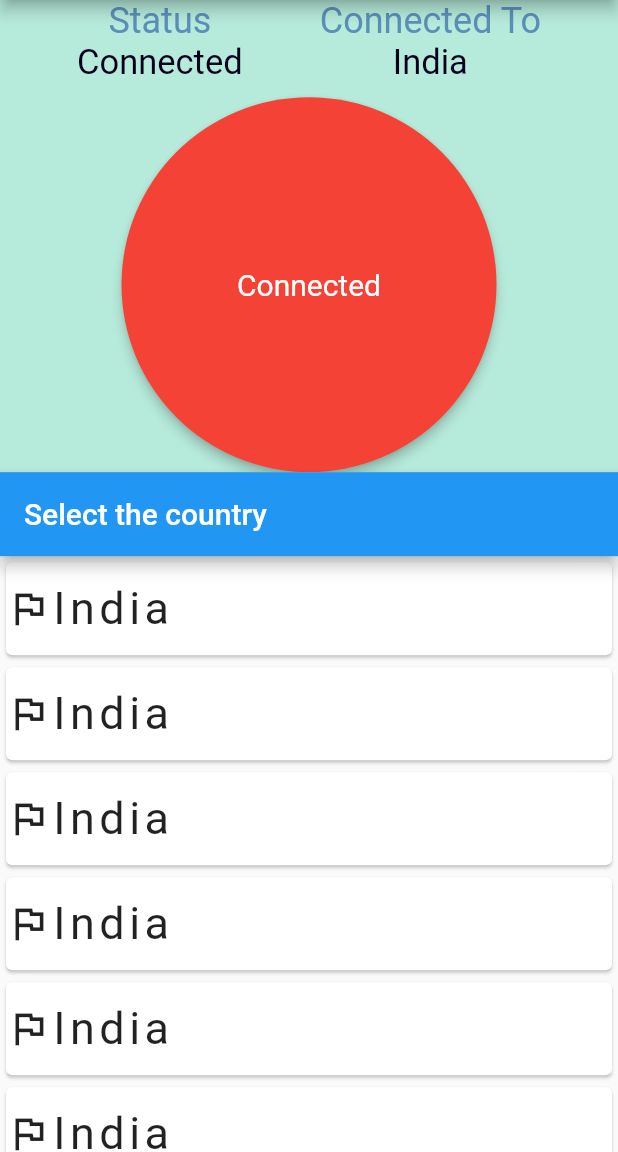
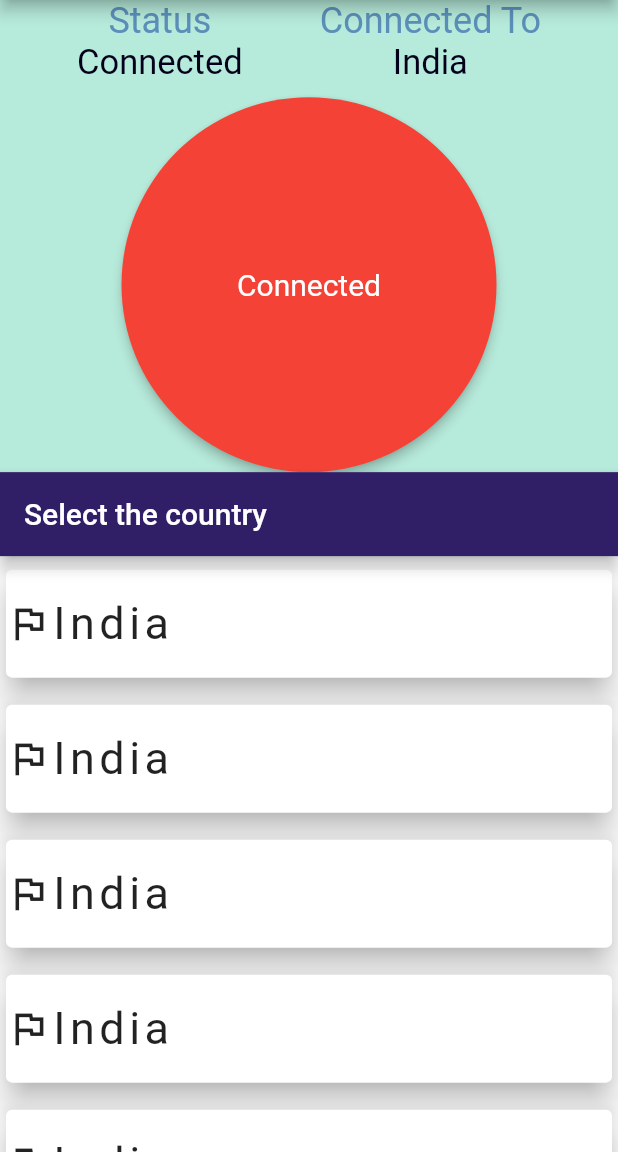
Before and after one commit to AsbarK/asbarsvpn, a Flutter app: the screen it shows after launch, after a tap on "Connect", on a phone screen of 412 x 824 dp, the part 84-1236 px from its top. Run offline on Flutter 3.47's test engine with Material 2 defaults, Android fonts, the phone set to English and light mode, and no system bars.

Commit message:
updated listview

```diff
--- a/lib/country.dart
+++ b/lib/country.dart
@@ -27,13 +27,20 @@ class _countryselState extends State<countrysel>
   Widget build(BuildContext context) {
     return Scaffold(
       appBar: AppBar(
+        backgroundColor: const Color.fromRGBO(48, 30, 103, 2),
         title: const Text("Select the country"),
       ),
       body: ListView(
         children: [
-          Container(
-            height: 70.0,
+          SizedBox(
+            height: 90.0,
+            child: Row(
+              children: [
+                Expanded(
+                  child: Container(
+                    height: 80.0,
                     child: Card(
+                      elevation: 8.0,
                       child: Row(
                         mainAxisAlignment: MainAxisAlignment.start,
                         children: const [
@@ -52,9 +59,19 @@ class _countryselState extends State<countrysel>
                       ),
                     ),
                   ),
-          Container(
-            height: 70.0,
+                )
+              ],
+            ),
+          ),
+          SizedBox(
+            height: 90.0,
+            child: Row(
+              children: [
+                Expanded(
+                  child: Container(
+                    height: 80.0,
                     child: Card(
+                      elevation: 8.0,
                       child: Row(
                         mainAxisAlignment: MainAxisAlignment.start,
                         children: const [
@@ -73,9 +90,19 @@ class _countryselState extends State<countrysel>
                       ),
                     ),
                   ),
-          Container(
-            height: 70.0,
+                )
+              ],
+            ),
+          ),
+          SizedBox(
+            height: 90.0,
+            child: Row(
+              children: [
+                Expanded(
+                  child: Container(
+                    height: 80.0,
                     child: Card(
+                      elevation: 8.0,
                       child: Row(
                         mainAxisAlignment: MainAxisAlignment.start,
                         children: const [
@@ -94,9 +121,19 @@ class _countryselState extends State<countrysel>
                       ),
                     ),
                   ),
-          Container(
-            height: 70.0,
+                )
+              ],
+            ),
+          ),
+          SizedBox(
+            height: 90.0,
+            child: Row(
+              children: [
+                Expanded(
+                  child: Container(
+                    height: 80.0,
                     child: Card(
+                      elevation: 8.0,
                       child: Row(
                         mainAxisAlignment: MainAxisAlignment.start,
                         children: const [
@@ -115,9 +152,19 @@ class _countryselState extends State<countrysel>
                       ),
                     ),
                   ),
-          Container(
-            height: 70.0,
+                )
+              ],
+            ),
+          ),
+          SizedBox(
+            height: 90.0,
+            child: Row(
+              children: [
+                Expanded(
+                  child: Container(
+                    height: 80.0,
                     child: Card(
+                      elevation: 8.0,
                       child: Row(
                         mainAxisAlignment: MainAxisAlignment.start,
                         children: const [
@@ -136,9 +183,19 @@ class _countryselState extends State<countrysel>
                       ),
                     ),
                   ),
-          Container(
-            height: 70.0,
+                )
+              ],
+            ),
+          ),
+          SizedBox(
+            height: 80.0,
+            child: Row(
+              children: [
+                Expanded(
+                  child: Container(
+                    height: 80.0,
                     child: Card(
+                      elevation: 8.0,
                       child: Row(
                         mainAxisAlignment: MainAxisAlignment.start,
                         children: const [
@@ -157,6 +214,72 @@ class _countryselState extends State<countrysel>
                       ),
                     ),
                   ),
+                )
+              ],
+            ),
+          ),
+          SizedBox(
+            height: 90.0,
+            child: Row(
+              children: [
+                Expanded(
+                  child: Container(
+                    height: 80.0,
+                    child: Card(
+                      elevation: 8.0,
+                      child: Row(
+                        mainAxisAlignment: MainAxisAlignment.start,
+                        children: const [
+                          Icon(
+                            Icons.flag_outlined,
+                            size: 30.0,
+                          ),
+                          Text(
+                            "India",
+                            style: TextStyle(
+                              fontSize: 30.0,
+                              letterSpacing: 3.0,
+                            ),
+                          ),
+                        ],
+                      ),
+                    ),
+                  ),
+                )
+              ],
+            ),
+          ),
+          SizedBox(
+            height: 90.0,
+            child: Row(
+              children: [
+                Expanded(
+                  child: Container(
+                    height: 80.0,
+                    child: Card(
+                      elevation: 8.0,
+                      child: Row(
+                        mainAxisAlignment: MainAxisAlignment.start,
+                        children: const [
+                          Icon(
+                            Icons.flag_outlined,
+                            size: 30.0,
+                          ),
+                          Text(
+                            "India",
+                            style: TextStyle(
+                              fontSize: 30.0,
+                              letterSpacing: 3.0,
+                            ),
+                          ),
+                        ],
+                      ),
+                    ),
+                  ),
+                )
+              ],
+            ),
+          ),
         ],
         // child: Column(
         //   children: [
--- a/lib/main.dart
+++ b/lib/main.dart
@@ -39,15 +39,14 @@ class MyHomePage extends StatefulWidget {
 }
 
 class _MyHomePageState extends State<MyHomePage> {
-  String _text_afterconnection = "Press The Connect Button To Connect To VPN";
   String _textcountry = "Connect";
   String _selectedCountry = "India";
   ButtonStyle style = ElevatedButton.styleFrom(
     textStyle: const TextStyle(fontSize: 20),
     backgroundColor: const Color.fromRGBO(91, 143, 185, 1),
     elevation: 3.0,
-    shape: CircleBorder(),
-    padding: EdgeInsets.all(24),
+    shape: const CircleBorder(),
+    padding: const EdgeInsets.all(20),
   );
   int connectbtn = 0;
 
@@ -64,8 +63,8 @@ class _MyHomePageState extends State<MyHomePage> {
           textStyle: const TextStyle(fontSize: 20),
           backgroundColor: Colors.red,
           elevation: 3.0,
-          shape: CircleBorder(),
-          padding: EdgeInsets.all(24),
+          shape: const CircleBorder(),
+          padding: const EdgeInsets.all(24),
           shadowColor: Colors.black,
           // visualDensity: VisualDensity(horizontal: 20.0, vertical: 2.0)
         );
@@ -75,8 +74,8 @@ class _MyHomePageState extends State<MyHomePage> {
           textStyle: const TextStyle(fontSize: 20),
           backgroundColor: Colors.blueGrey,
           elevation: 3.0,
-          shape: CircleBorder(),
-          padding: EdgeInsets.all(24),
+          shape: const CircleBorder(),
+          padding: const EdgeInsets.all(20),
         );
         _textcountry = "Connect";
       }
```
Lines whose indentation alone changed are shown as unchanged.
